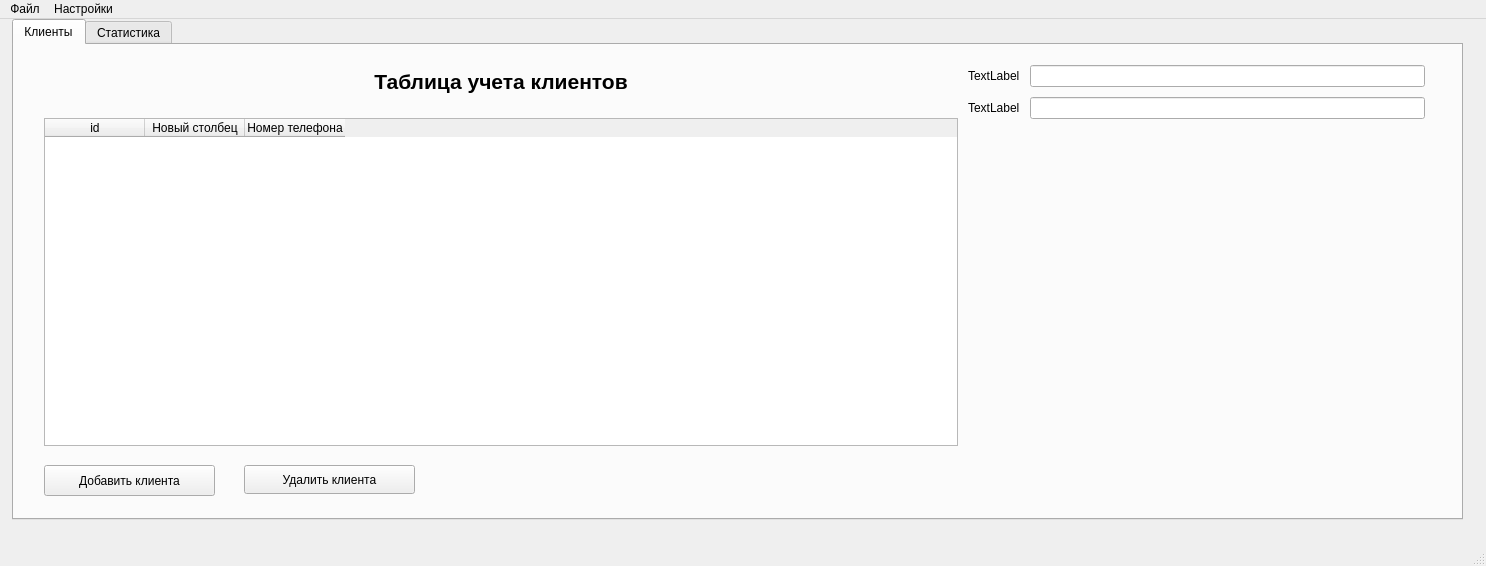
Old version of the form mainwindow.ui in the repository yurikses/ClientFlow.
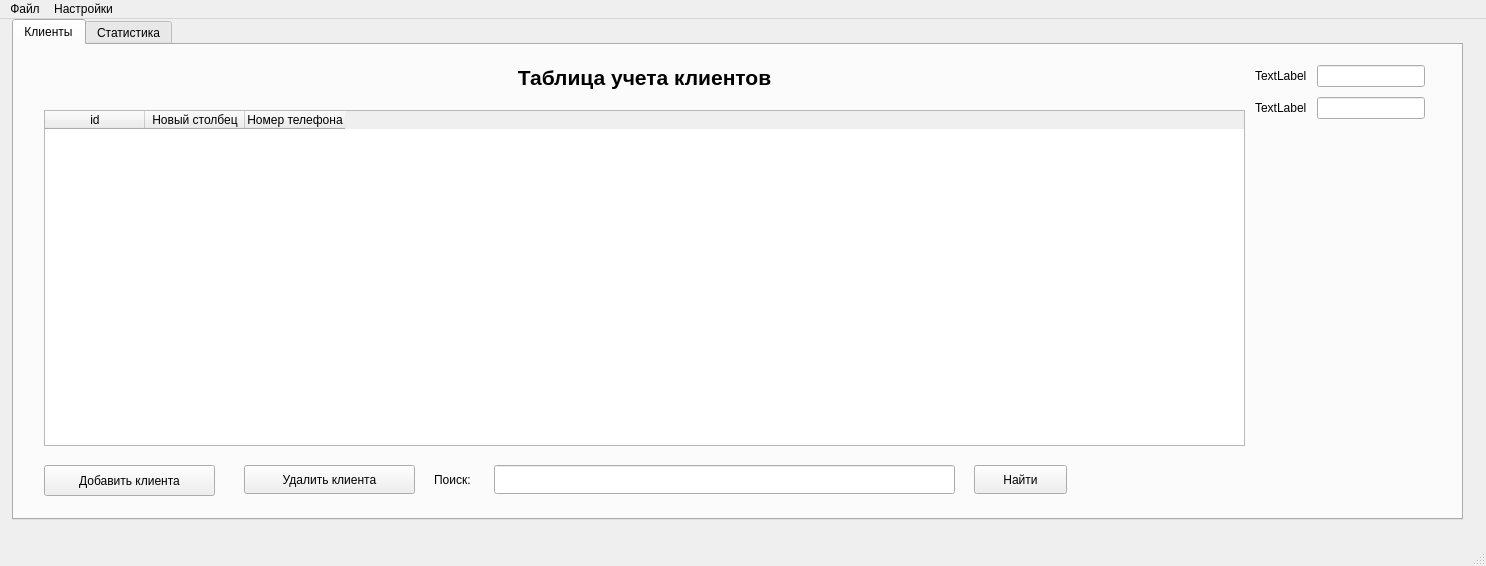
New version of the form. Icons and pictures are not drawn.

Patch:
```diff
--- a/mainwindow.ui
+++ b/mainwindow.ui
@@ -83,7 +83,7 @@
            <height>401</height>
           </rect>
          </property>
-         <layout class="QHBoxLayout" name="horizontalLayout" stretch="2,1">
+         <layout class="QHBoxLayout" name="horizontalLayout" stretch="3,0">
           <property name="spacing">
            <number>10</number>
           </property>
@@ -100,7 +100,7 @@
            <number>10</number>
           </property>
           <item>
-           <layout class="QVBoxLayout" name="verticalLayout" stretch="1,10">
+           <layout class="QVBoxLayout" name="verticalLayout" stretch="0,10">
             <property name="spacing">
              <number>20</number>
             </property>
@@ -191,6 +191,12 @@
           </item>
           <item>
            <layout class="QFormLayout" name="formLayout">
+            <property name="fieldGrowthPolicy">
+             <enum>QFormLayout::FieldGrowthPolicy::ExpandingFieldsGrow</enum>
+            </property>
+            <property name="rowWrapPolicy">
+             <enum>QFormLayout::RowWrapPolicy::DontWrapRows</enum>
+            </property>
             <item row="0" column="0">
              <widget class="QLabel" name="label">
               <property name="text">
@@ -215,6 +221,42 @@
           </item>
          </layout>
         </widget>
+        <widget class="QLabel" name="label_4">
+         <property name="geometry">
+          <rect>
+           <x>420</x>
+           <y>420</y>
+           <width>63</width>
+           <height>29</height>
+          </rect>
+         </property>
+         <property name="text">
+          <string>Поиск:</string>
+         </property>
+        </widget>
+        <widget class="QLineEdit" name="searchDatalineEdit">
+         <property name="geometry">
+          <rect>
+           <x>480</x>
+           <y>420</y>
+           <width>461</width>
+           <height>29</height>
+          </rect>
+         </property>
+        </widget>
+        <widget class="QPushButton" name="searchClientsButton">
+         <property name="geometry">
+          <rect>
+           <x>960</x>
+           <y>420</y>
+           <width>93</width>
+           <height>29</height>
+          </rect>
+         </property>
+         <property name="text">
+          <string>Найти</string>
+         </property>
+        </widget>
        </widget>
        <widget class="QWidget" name="tab_2">
         <attribute name="title">
```
